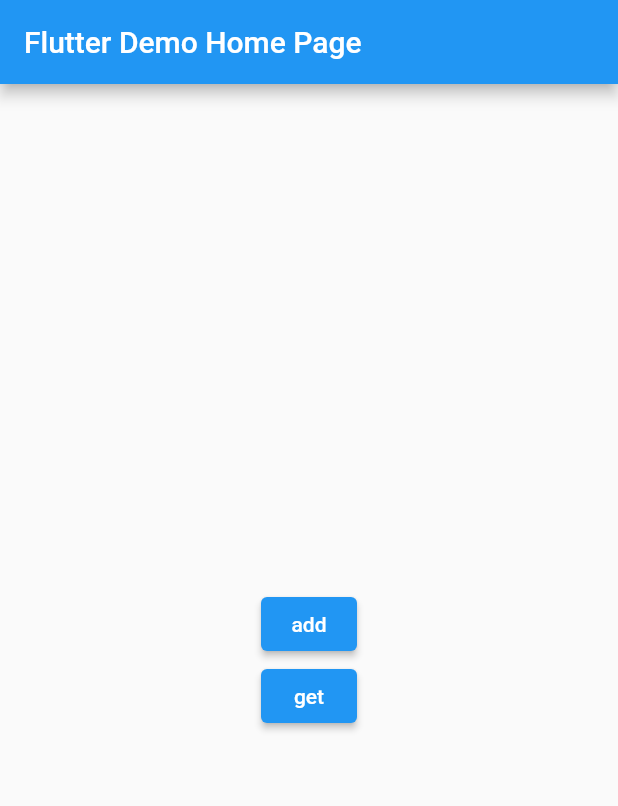
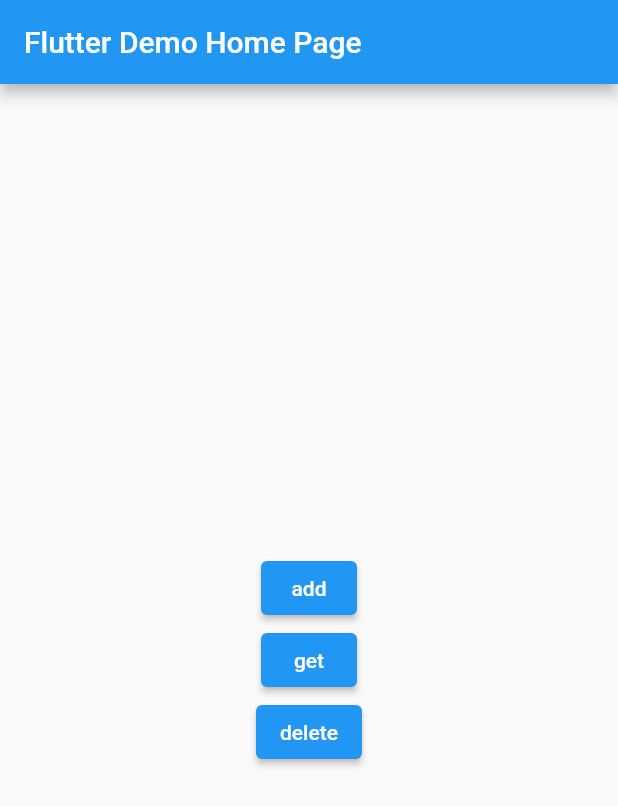
Before and after one commit to SEENUVASANINDIA/event_using-_firestore, a Flutter app: the screen it shows after launch, after a tap on "get", on a phone screen of 412 x 824 dp. Shown: the top 806 px of the screen. Run offline on Flutter 3.47's test engine with Material 2 defaults, Android fonts, the phone set to English and light mode, and no system bars; our stand-ins replace cloud_firestore, firebase_core; accounts and stored records are empty.

```diff
--- a/lib/main.dart
+++ b/lib/main.dart
@@ -48,12 +48,17 @@ class _MyHomePageState extends State<MyHomePage> {
 // tamil computing
 //
 adddata() async{
-FirebaseFirestore.instance.collection("events").doc("sample").set(
+FirebaseFirestore.instance.collection("events").doc("data").set(
   {
 'name':"seenu",
-'age':"20",
+'age':"21",
   }
 );
+
+}
+
+deleteusr ()async {
+FirebaseFirestore.instance.collection("events").doc("data").delete();
 
 }
   fetchdata() async {
@@ -66,8 +71,14 @@ FirebaseFirestore.instance.collection("events").doc("sample").set(
     // print(unitdata['id ']);
     /* tamil */
     final dataget = FirebaseFirestore.instance.collection("events").where("name", isEqualTo: "seenu");
-    final snap = await dataget.get() as Map<String,dynamic>;
-    print(snap['name']);
+    final snap = await dataget.get();
+snap.docs.forEach((doc){
+// print(doc['name']);
+print(doc.id);
+print(doc.data());
+});
+
+    // print(snap.runtimeType);
     // final unitdata = snap.data() as Map<String,dynamic>;
 
     // print(snap['grade']);
@@ -119,6 +130,8 @@ FirebaseFirestore.instance.collection("events").doc("sample").set(
           children: [
             ElevatedButton(onPressed: adddata, child: const Text('add')),
             ElevatedButton(onPressed: fetchdata, child: const Text('get')),
+            // deleteusr
+             ElevatedButton(onPressed: deleteusr, child: const Text('delete')),
 // fetchdata()
 //             Expanded(child:
 // StreamBuilder(
```
